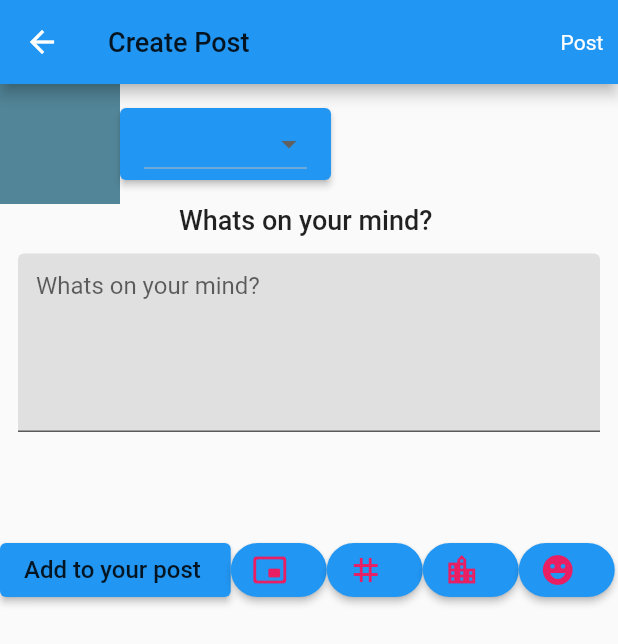
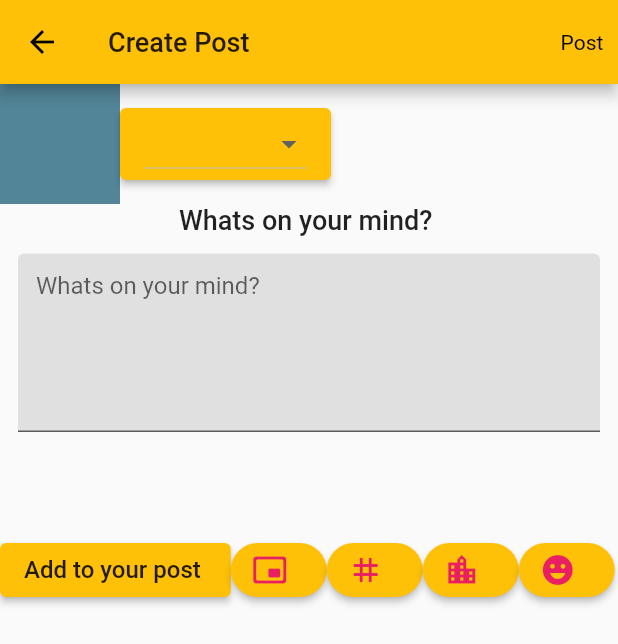
Before and after one commit to rebornin3d/AppX, a Flutter app: the screen it shows after launch, after a tap on "Post", on a phone screen of 412 x 824 dp. Shown: the top 644 px of the screen. Run offline on Flutter 3.47's test engine with Material 2 defaults, Android fonts, the phone set to English and light mode, and no system bars; our stand-ins replace ionicons, social_login_buttons.

Commit message:
Dark theme added and path of the files location corrected as you said.

```diff
--- a/lib/app.dart
+++ b/lib/app.dart
@@ -1,18 +1,25 @@
-
-
 import 'package:appx/router.dart';
 import 'package:flutter/material.dart';
 
 class AppX extends StatelessWidget {
   const AppX({Key? key}) : super(key: key);
 
+  static final ValueNotifier<ThemeMode> themeNotifier =
+      ValueNotifier(ThemeMode.light);
+
   @override
   Widget build(BuildContext context) {
-    return MaterialApp(
-      title: 'AppX',
-      debugShowCheckedModeBanner: false,
-        initialRoute: AppRoutes.dashboard,
-        onGenerateRoute: RouteGenerator.generateRoute);
-
+    return ValueListenableBuilder<ThemeMode>(
+        valueListenable: themeNotifier,
+        builder: (_, ThemeMode currentMode, __) {
+          return MaterialApp(
+              title: 'AppX',
+              theme: ThemeData(primarySwatch: Colors.amber),
+              darkTheme: ThemeData.dark(),
+              themeMode: currentMode,
+              debugShowCheckedModeBanner: false,
+              initialRoute: AppRoutes.dashboard,
+              onGenerateRoute: RouteGenerator.generateRoute);
+        });
   }
 }
--- a/lib/presentation_layer/dashboard.dart
+++ b/lib/presentation_layer/dashboard.dart
@@ -1,3 +1,4 @@
+import 'package:appx/app.dart';
 import 'package:appx/presentation_layer/post_page.dart';
 import 'package:appx/presentation_layer/reusable_card.dart';
 import 'package:appx/presentation_layer/settings.dart';
@@ -13,6 +14,21 @@ class Dashboard extends StatelessWidget {
   Widget build(BuildContext context) {
     return Scaffold(
       backgroundColor: Color(0xFFE513333),
+      appBar: AppBar(
+        title: Text('App X'),
+        actions: [
+          IconButton(
+              icon: Icon(AppX.themeNotifier.value == ThemeMode.light
+                  ? Icons.dark_mode
+                  : Icons.light_mode),
+              onPressed: () {
+                AppX.themeNotifier.value =
+                    AppX.themeNotifier.value == ThemeMode.light
+                        ? ThemeMode.dark
+                        : ThemeMode.light;
+              })
+        ],
+      ),
       body: Column(
         mainAxisAlignment: MainAxisAlignment.spaceEvenly,
         children: [
--- a/lib/router.dart
+++ b/lib/router.dart
@@ -6,8 +6,8 @@ import 'package:flutter/material.dart';
 
 class AppRoutes {
   static const String initialRoute = '/';
-  static const String social_login = '/home/rebornflorin/TicTac/02_MyFlutterProjects/appx/lib/presentation_layer/social_login.dart';
-  static const String dashboard = '/home/rebornflorin/TicTac/02_MyFlutterProjects/appx/lib/presentation_layer/dashboard.dart';
+  static const String social_login = '/social_login.dart';
+  static const String dashboard = '/dashboard.dart';
 }
 
 class RouteGenerator {
```
Also changed, not shown: lib/presentation_layer/social_login.dart (+23 -10 lines), lib/presentation_layer/theme_manager.dart (added).
